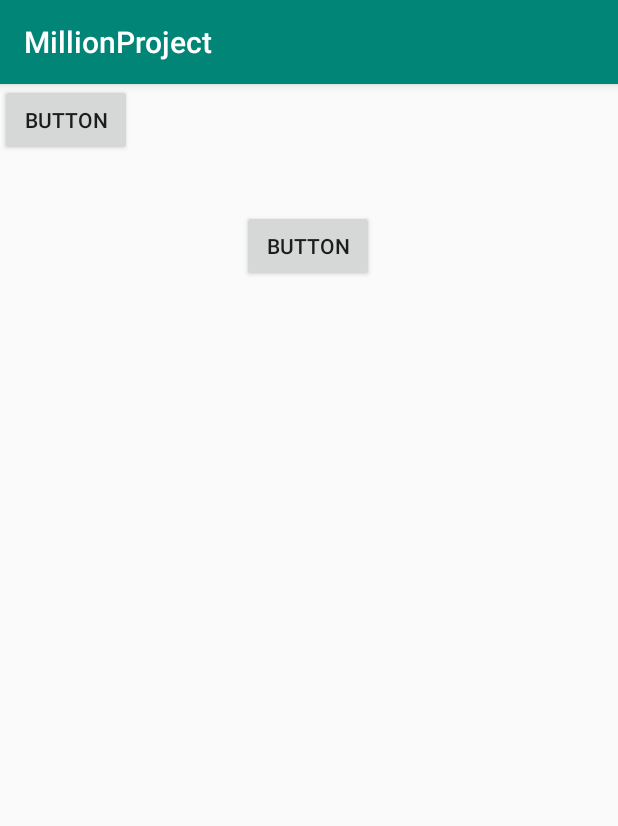
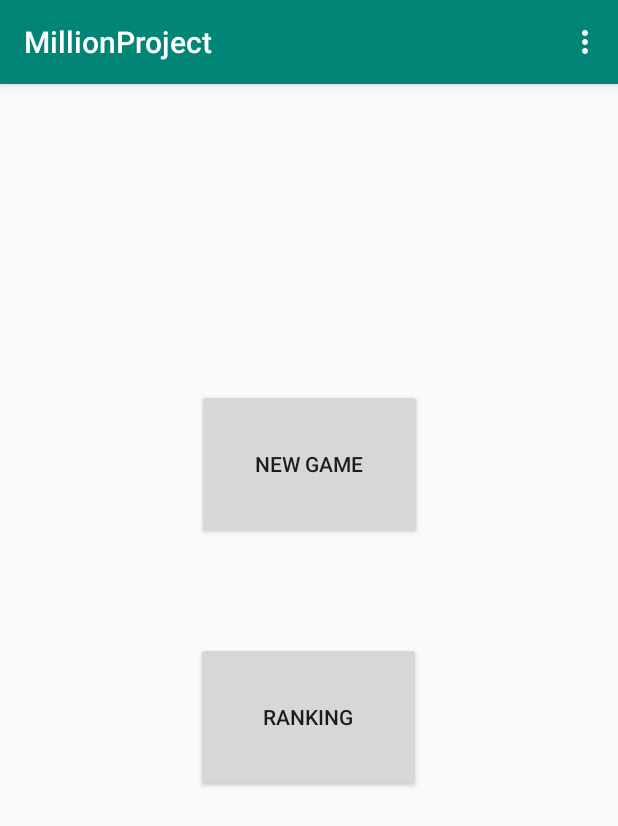
Before and after one commit to eggchun/MillionProject, an Android app: the screen it shows after launch (MainActivity), on a phone screen of 412 x 824 dp. Shown: the top 826 px of the screen. Run offline under Robolectric (Android 15) with nearby library versions, the phone set to English and light mode, and no system bars.

Commit message:
add menu, and theme selection

```diff
--- a/app/src/main/AndroidManifest.xml
+++ b/app/src/main/AndroidManifest.xml
@@ -9,6 +9,7 @@
         android:roundIcon="@mipmap/ic_launcher_round"
         android:supportsRtl="true"
         android:theme="@style/AppTheme">
+        <activity android:name=".About"></activity>
         <activity android:name=".MainActivity">
             <intent-filter>
                 <action android:name="android.intent.action.MAIN" />
--- a/app/src/main/java/com/example/millionproject/MainActivity.java
+++ b/app/src/main/java/com/example/millionproject/MainActivity.java
@@ -3,6 +3,8 @@ package com.example.millionproject;
 import androidx.appcompat.app.AppCompatActivity;
 
 import android.os.Bundle;
+import android.view.Menu;
+import android.view.MenuInflater;
 
 public class MainActivity extends AppCompatActivity {
 
@@ -11,4 +13,11 @@ public class MainActivity extends AppCompatActivity {
         super.onCreate(savedInstanceState);
         setContentView(R.layout.activity_main);
     }
+
+    @Override
+    public boolean onCreateOptionsMenu(Menu menu) {
+        MenuInflater inflater = getMenuInflater();
+        inflater.inflate(R.menu.main_menu, menu);
+        return true;
+    }
 }
--- a/app/src/main/res/layout/activity_main.xml
+++ b/app/src/main/res/layout/activity_main.xml
@@ -8,20 +8,24 @@
 
     <Button
         android:id="@+id/button"
-        android:layout_width="wrap_content"
-        android:layout_height="wrap_content"
-        android:layout_marginTop="84dp"
-        android:text="Button"
+        android:layout_width="150dp"
+        android:layout_height="100dp"
+        android:text="new game"
+        app:layout_constraintBottom_toBottomOf="parent"
+        app:layout_constraintEnd_toEndOf="parent"
+        app:layout_constraintStart_toStartOf="parent"
+        app:layout_constraintTop_toTopOf="parent"
+        app:layout_constraintVertical_bias="0.304" />
+
+    <Button
+        android:id="@+id/button2"
+        android:layout_width="150dp"
+        android:layout_height="100dp"
+        android:text="ranking"
+        app:layout_constraintBottom_toBottomOf="parent"
         app:layout_constraintEnd_toEndOf="parent"
         app:layout_constraintHorizontal_bias="0.498"
         app:layout_constraintStart_toStartOf="parent"
-        app:layout_constraintTop_toTopOf="parent" />
-
-    <Button
-        android:id="@+id/button2"
-        android:layout_width="wrap_content"
-        android:layout_height="wrap_content"
-        android:text="Button"
-        tools:layout_editor_absoluteX="161dp"
-        tools:layout_editor_absoluteY="429dp" />
+        app:layout_constraintTop_toBottomOf="@+id/button"
+        app:layout_constraintVertical_bias="0.188" />
 </androidx.constraintlayout.widget.ConstraintLayout>
--- /dev/null
+++ b/app/src/main/res/menu/main_menu.xml
@@ -0,0 +1,6 @@
+<?xml version="1.0" encoding="utf-8"?>
+<menu xmlns:android="http://schemas.android.com/apk/res/android">
+    <item
+        android:id="@+id/about"
+        android:title="About" />
+</menu>
```
Also changed, not shown: app/src/main/java/com/example/millionproject/About.java (added, +14 -0 lines), app/src/main/res/layout/about.xml (added, +9 -0 lines), app/src/main/res/layout/theme_selection.xml (added, +57 -0 lines).
